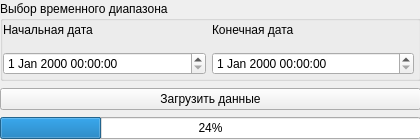
Above: Sources/DataLoad.ui from ArbiterOfJudgement/DM before the change. Below: the same form after it.
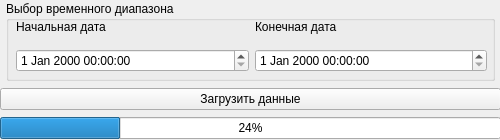
That is the form after the change.

Commit message: feat: add RNN tab content

```diff
--- a/Sources/DataLoad.ui
+++ b/Sources/DataLoad.ui
@@ -6,19 +6,19 @@
    <rect>
     <x>0</x>
     <y>0</y>
-    <width>420</width>
+    <width>500</width>
     <height>140</height>
    </rect>
   </property>
   <property name="minimumSize">
    <size>
-    <width>420</width>
+    <width>500</width>
     <height>140</height>
    </size>
   </property>
   <property name="maximumSize">
    <size>
-    <width>420</width>
+    <width>500</width>
     <height>140</height>
    </size>
   </property>
@@ -30,7 +30,7 @@
     <rect>
      <x>0</x>
      <y>0</y>
-     <width>421</width>
+     <width>501</width>
      <height>141</height>
     </rect>
    </property>
@@ -51,19 +51,13 @@
         <widget class="QWidget" name="gridLayoutWidget_6">
          <property name="geometry">
           <rect>
-           <x>3</x>
-           <y>13</y>
-           <width>411</width>
+           <x>10</x>
+           <y>10</y>
+           <width>471</width>
            <height>61</height>
           </rect>
          </property>
-         <layout class="QGridLayout" name="gridLayout_6">
-          <item row="1" column="0">
-           <widget class="QDateTimeEdit" name="fromDateTimeTSA_3"/>
-          </item>
-          <item row="1" column="1">
-           <widget class="QDateTimeEdit" name="toDateTimeTSA_3"/>
-          </item>
+         <layout class="QGridLayout" name="gridLayout_3">
           <item row="0" column="1">
            <widget class="QLabel" name="endDateLabelTSA_3">
             <property name="text">
@@ -71,6 +65,20 @@
             </property>
            </widget>
           </item>
+          <item row="1" column="1">
+           <widget class="QDateTimeEdit" name="ToDateTimeLOAD">
+            <property name="cursor">
+             <cursorShape>IBeamCursor</cursorShape>
+            </property>
+           </widget>
+          </item>
+          <item row="1" column="0">
+           <widget class="QDateTimeEdit" name="FromDateTimeLOAD">
+            <property name="cursor">
+             <cursorShape>IBeamCursor</cursorShape>
+            </property>
+           </widget>
+          </item>
           <item row="0" column="0">
            <widget class="QLabel" name="startDateLabelTSA_3">
             <property name="text">
```
Left out of the diff: 11 changed lines with no effect on the pictures. The commit also changes 5 other files.
